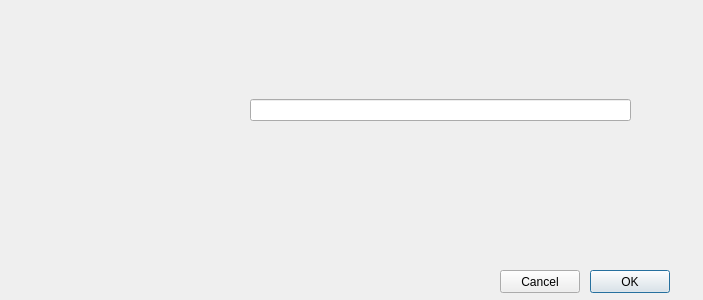
Above: UI/dialog.ui from adrianlopezgalera/RAID-Manager before the change. Below: the same form after it.
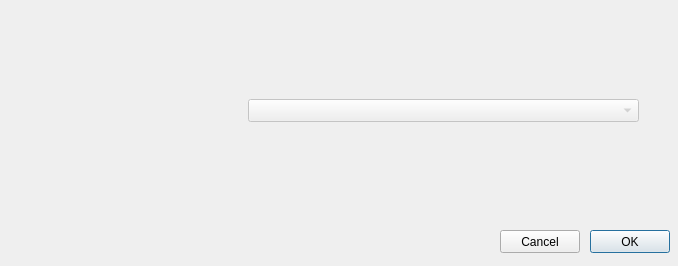
That is the form after the change.

The edit to the form file:
```diff
--- a/UI/dialog.ui
+++ b/UI/dialog.ui
@@ -9,8 +9,8 @@
    <rect>
     <x>0</x>
     <y>0</y>
-    <width>703</width>
-    <height>300</height>
+    <width>678</width>
+    <height>266</height>
    </rect>
   </property>
   <property name="windowTitle">
@@ -39,6 +39,9 @@
     </property>
    </widget>
    <widget class="QLineEdit" name="text">
+    <property name="enabled">
+     <bool>false</bool>
+    </property>
     <property name="geometry">
      <rect>
       <x>210</x>
@@ -70,12 +73,38 @@
      <string/>
     </property>
    </widget>
+   <widget class="QLabel" name="current_attribute_label">
+    <property name="geometry">
+     <rect>
+      <x>40</x>
+      <y>30</y>
+      <width>121</width>
+      <height>20</height>
+     </rect>
+    </property>
+    <property name="text">
+     <string/>
+    </property>
+   </widget>
+   <widget class="QComboBox" name="selector">
+    <property name="enabled">
+     <bool>false</bool>
+    </property>
+    <property name="geometry">
+     <rect>
+      <x>208</x>
+      <y>80</y>
+      <width>391</width>
+      <height>23</height>
+     </rect>
+    </property>
+   </widget>
   </widget>
   <widget class="QPushButton" name="ok_button">
    <property name="geometry">
     <rect>
      <x>590</x>
-     <y>270</y>
+     <y>230</y>
      <width>80</width>
      <height>23</height>
     </rect>
@@ -93,7 +122,7 @@
    <property name="geometry">
     <rect>
      <x>500</x>
-     <y>270</y>
+     <y>230</y>
      <width>80</width>
      <height>23</height>
     </rect>
```
Left out of the diff: 2 changed lines with no effect on the pictures.
